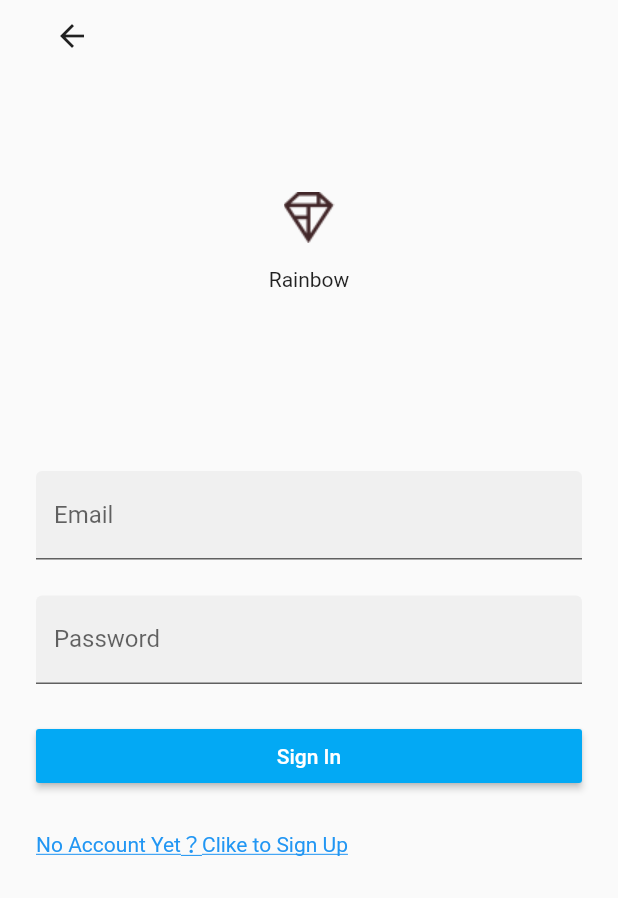
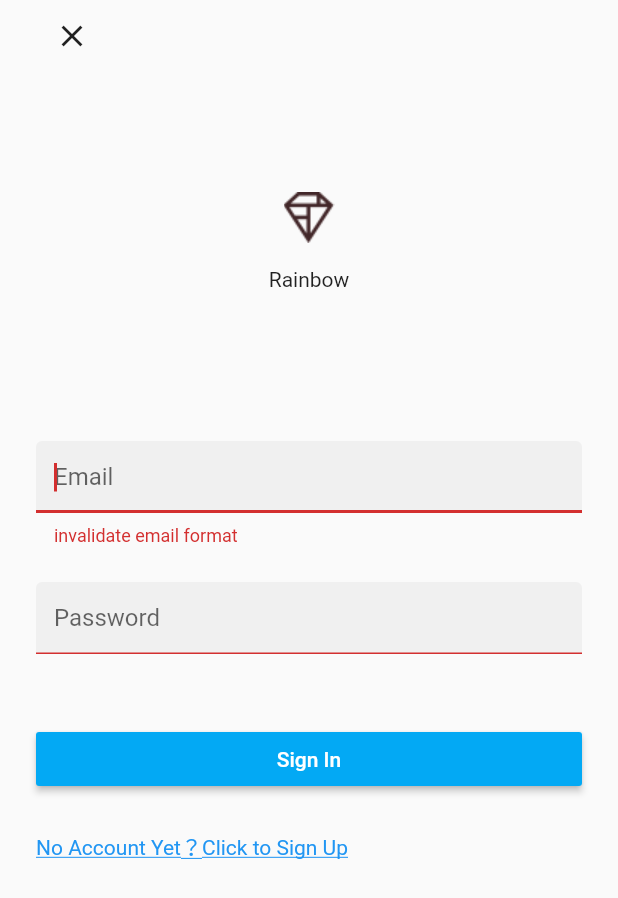
Before and after one commit to persenlee/rainbow_app, a Flutter app: the LoginPage screen opened by its route, after a tap on "Sign In", on a phone screen of 412 x 824 dp. Shown: the top 898 px of the screen. Run offline on Flutter 3.47's test engine with Material 2 defaults, Android fonts, the phone set to English and light mode, and no system bars; our stand-ins replace cookie_jar, dio, flutter_secure_storage, fluttertoast, image_cropper, image_picker and 2 more; accounts and stored records are empty; generated files the repository leaves out were written again; network calls fail; statements that could not run were skipped.

Commit message:
login and api develop

```diff
--- a/lib/login.dart
+++ b/lib/login.dart
@@ -16,6 +16,8 @@ import 'package:flutter/material.dart';
 import 'package:fluttertoast/fluttertoast.dart';
 import './api/user_api.dart';
 import './api/base_api.dart';
+import 'package:Shrine/supplemental/validate.dart';
+import 'package:Shrine/supplemental/user_storage.dart';
 
 class LoginPage extends StatefulWidget {
   @override
@@ -27,9 +29,13 @@ class _LoginPageState extends State<LoginPage> {
   final _passwordController = TextEditingController();
   final FocusNode _userNameFocusNode = FocusNode();
   final FocusNode _passwordFocusNode = FocusNode();
+  final _loginButtonKey = GlobalKey();
   String _email;
   String _password;
+  String _emailErrorText = '';
+  String _passwordErrorText = '';
   bool _loading = false;
+
   @override
   Widget build(BuildContext context) {
     _usernameController.addListener(() {
@@ -40,7 +46,9 @@ class _LoginPageState extends State<LoginPage> {
     });
     return Scaffold(
       body: SafeArea(
-        child: ListView(
+          child: Stack(
+        children: <Widget>[
+          ListView(
             padding: EdgeInsets.symmetric(horizontal: 24.0),
             children: <Widget>[
               new Align(
@@ -48,8 +56,8 @@ class _LoginPageState extends State<LoginPage> {
                 child: new Container(
                   child: IconButton(
                     icon: Icon(
-                    Icons.arrow_back,
-                    semanticLabel: 'back',
+                      Icons.close,
+                      semanticLabel: 'close',
                     ),
                     onPressed: () {
                       Navigator.pop(context);
@@ -65,18 +73,22 @@ class _LoginPageState extends State<LoginPage> {
                   Text('Rainbow'),
                 ],
               ),
-            SizedBox(height: 120.0),
+              SizedBox(height: 100.0),
               TextField(
                 focusNode: _userNameFocusNode,
                 decoration: InputDecoration(
                     filled: true,
-                labelText: 'Email',
-              ),
+                    hintText: 'Email',
+                    errorText: _emailErrorText),
                 keyboardType: TextInputType.emailAddress,
                 textInputAction: TextInputAction.next,
                 controller: _usernameController,
+                autofocus: true,
+                enabled: !_loading,
                 onEditingComplete: () {
+                  if(_checkEmail()) {
                     FocusScope.of(context).requestFocus(_passwordFocusNode);
+                  }
                 },
               ),
               // spacer
@@ -86,25 +98,92 @@ class _LoginPageState extends State<LoginPage> {
                 focusNode: _passwordFocusNode,
                 decoration: InputDecoration(
                     filled: true,
-                labelText: 'Password',
-              ),
+                    hintText: 'Password',
+                    errorText: _passwordErrorText),
                 obscureText: true,
+                enabled: !_loading,
                 controller: _passwordController,
+                onEditingComplete: () {
+                  if(_checkPassword()){
+                    _doLogin();
+                  }
+                },
               ),
               SizedBox(height: 24.0),
               RaisedButton(
+                key: _loginButtonKey,
                 child: Text('Sign In'),
                 textColor: Colors.white,
                 color: Colors.lightBlue,
                 onPressed: () {
-                if (_email.length == 0) {
+                  _doLogin();
+                },
+              ),
+              SizedBox(height: 24.0),
+              GestureDetector(
+                onTap: () {
+                  Navigator.of(context).pushNamed('/register');
+                },
+                child: Text('No Account Yet？Click to Sign Up',
+                    style: TextStyle(
+                        decoration: TextDecoration.underline,
+                        color: Colors.blue)),
+              ),
+            ],
+          ),
+          Align(
+            alignment: Alignment.center,
+            child: AnimatedOpacity(
+              opacity: _loading ? 1 : 0,
+              child: CircularProgressIndicator(),
+              duration: Duration(milliseconds: 100),
+            ),
+          )
+        ],
+      )),
+    );
+  }
+
+  bool _checkEmail() {
+    if (Validator.isEmail(_email)) {
+      setState(() {
+        _emailErrorText = '';
+      });
+
+      return true;
+    } else {
+      setState(() {
+        _emailErrorText = 'invalidate email format';
+      });
       FocusScope.of(context).requestFocus(_userNameFocusNode);
-                  return;
+      return false;
     }
-                if (_password.length == 0) {
-                  FocusScope.of(context).requestFocus(_passwordFocusNode);
-                  return;
   }
+
+  bool _checkPassword(){
+    if (_password.length < 6) {
+      setState(() {
+        _passwordErrorText = 'inscure password length (length > 6)';
+      });
+      // FocusScope.of(context).requestFocus(_passwordFocusNode);
+      Scrollable.ensureVisible(_loginButtonKey.currentContext);
+      return false;
+    } else {
+      setState(() {
+        _passwordErrorText = '';
+      });
+      return true;
+    }
+  }
+
+  _doLogin() {
+    if (!_checkEmail()) return;
+
+    if(!_checkPassword()) return;
+
+    //dismiss keyboard
+    FocusScope.of(context).requestFocus(new FocusNode());
+
     setState(() {
       _loading = true;
     });
@@ -113,41 +192,23 @@ class _LoginPageState extends State<LoginPage> {
         _loading = false;
       });
       if (response.code == WrapCode.Fail) {
-                    Fluttertoast.showToast(
-                        msg: response.msg,
-                        toastLength: Toast.LENGTH_SHORT,
-                        gravity: ToastGravity.CENTER,
-                        timeInSecForIos: 1,
-                        backgroundColor: Colors.red,
-                        textColor: Colors.white,
-                        fontSize: 16.0);
+        // Fluttertoast.showToast(
+        //     msg: response.msg,
+        //     toastLength: Toast.LENGTH_SHORT,
+        //     gravity: ToastGravity.CENTER,
+        //     timeInSecForIos: 1,
+        //     backgroundColor: Colors.red,
+        //     textColor: Colors.white,
+        //     fontSize: 16.0);
+        SnackBar snackbar = SnackBar(
+          content: Text(response.msg),
+          duration: Duration(seconds: 1),
+        );
+        Scaffold.of(context).showSnackBar(snackbar);
       } else {
+        UserStorage.getInstance().saveUser(response.result);
         Navigator.pop(context);
       }
     }).catchError((error) {});
-              },
-            ),
-            SizedBox(height: 24.0),
-            GestureDetector(
-              onTap: (){
-                Navigator.of(context).pushNamed('/register');
-              },
-              child: Text(
-                'No Account Yet？Clike to Sign Up',
-                style: TextStyle(decoration: TextDecoration.underline,color: Colors.blue)
-
-              ),
-            ),
-            Center(
-              child: AnimatedOpacity(
-                opacity: _loading ? 1 : 0,
-                child: CircularProgressIndicator(),
-                duration: Duration(milliseconds: 100),
-              )
-              ),
-          ],
-        ),
-      ),
-    );
   }
 }
--- /dev/null
+++ b/lib/supplemental/validate.dart
@@ -0,0 +1,12 @@
+
+
+class Validator {
+  static bool isEmail(String email){
+    if(email == null || email.trim().length < 5) {
+      return false;
+    }
+    String regexStr = r'^[a-zA-Z0-9.!#$%&*+/=?^_`{|}~-]+@[a-zA-Z0-9](?:[a-zA-Z0-9-]{0,253}[a-zA-Z0-9])?(?:\.[a-zA-Z0-9](?:[a-zA-Z0-9-]{0,253}[a-zA-Z0-9])?)*$';
+    RegExp regex = RegExp(regexStr);
+    return regex.hasMatch(email);
+  }
+}
```
Also changed, not shown: lib/api/feed_api.dart (+24 -1 lines), lib/api/user_api.dart (+85 -0 lines), lib/home.dart (+23 -4 lines), lib/supplemental/user_storage.dart (+15 -1 lines), lib/profile.dart (added). Lines whose indentation alone changed are shown as unchanged.
